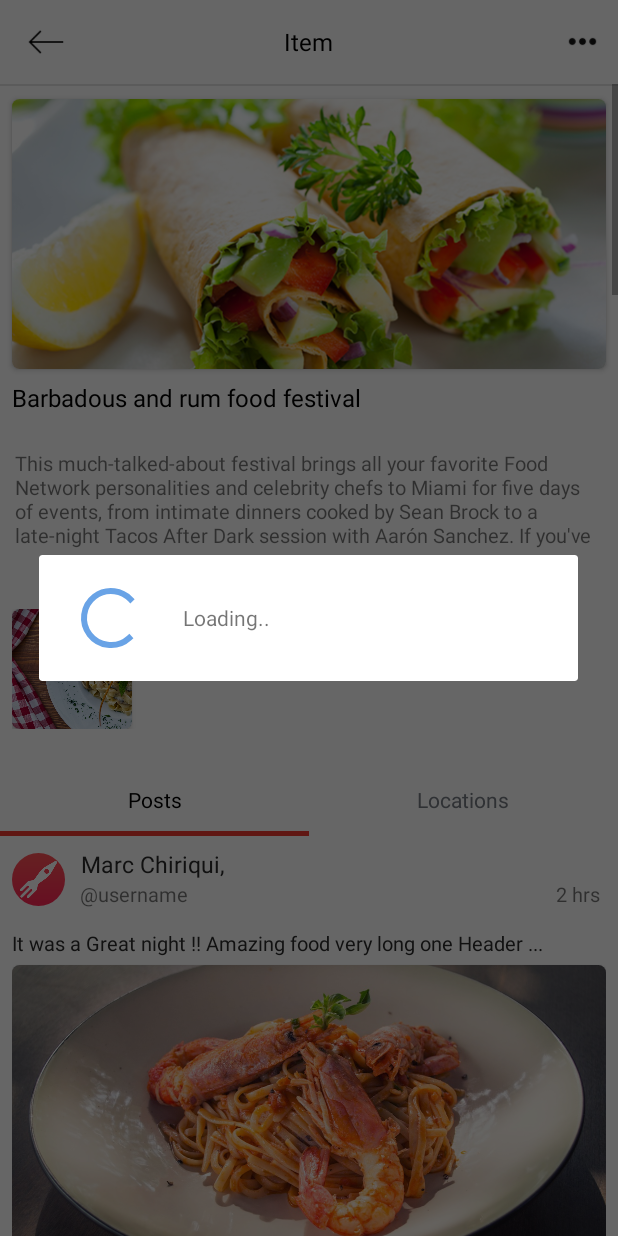
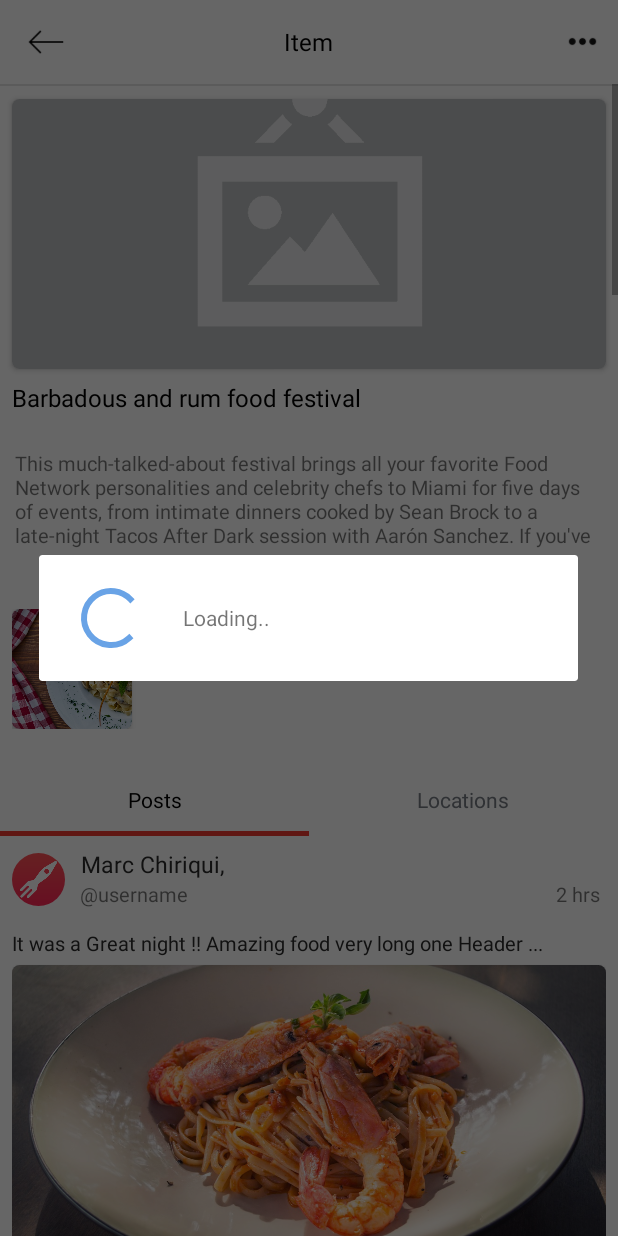
Before and after one commit to Gowdham88/ImageSharingApp_Android, an Android app: the fragment ItemDetailFragment shown on its own in the app's theme, on a phone screen of 412 x 824 dp. Run offline under Robolectric (Android 15) with nearby library versions, the phone set to English and light mode, and no system bars; our stand-ins replace CircleImageView, Firebase (no records; nobody signed in at launch, a user with empty details on screens opened directly), Picasso; network calls fail; pictures from the network do not load; 1 statement that could not run was skipped.

Commit message:
ui changes

```diff
--- a/app/src/main/java/com/numnu/android/fragments/auth/CompleteSignupFragment.java
+++ b/app/src/main/java/com/numnu/android/fragments/auth/CompleteSignupFragment.java
@@ -213,6 +213,7 @@ public class CompleteSignupFragment extends Fragment implements EasyPermissions.
         AddTxt = (TextView) v.findViewById(R.id.add_txt);
 
         setupTagAutocomplete();
+
 
         // [START initialize_auth]
         mAuth = FirebaseAuth.getInstance();
@@ -610,6 +611,7 @@ public class CompleteSignupFragment extends Fragment implements EasyPermissions.
      * @param contentURI ->absolute file path
      */
     public void uploadImage(String contentURI,String userId) {
+        showProgressDialog();
 
         File file = null;
         try {
@@ -855,6 +857,7 @@ public class CompleteSignupFragment extends Fragment implements EasyPermissions.
     public void onActivityResult(int requestCode, int resultCode,
                                  Intent data) {
         super.onActivityResult(requestCode, resultCode, data);
+//        showProgressDialog();
         if (resultCode != Activity.RESULT_CANCELED) {
             if (requestCode == RC_PICK_IMAGE) {
                 if (data != null) {
@@ -872,6 +875,7 @@ public class CompleteSignupFragment extends Fragment implements EasyPermissions.
                 }
             } else if (requestCode == RC_CAPTURE_IMAGE) {
                 // Show the thumbnail on ImageView
+//                showProgressDialog();
                 Uri imageUri = Uri.parse(mCurrentPhotoPath);
                 File file = new File(imageUri.getPath());
                 try {
--- a/app/src/main/java/com/numnu/android/fragments/detail/EventDetailFragment.java
+++ b/app/src/main/java/com/numnu/android/fragments/detail/EventDetailFragment.java
@@ -354,9 +354,6 @@ public class EventDetailFragment extends Fragment implements View.OnClickListene
 
     }
 
-    public String getMonth(int month) {
-        return new DateFormatSymbols().getMonths()[month-1];
-    }
     private void showBottomSheet(LayoutInflater inflater) {
         final BottomSheetDialog bottomSheetDialog = new BottomSheetDialog(context);
         View bottomSheetView = inflater.inflate(R.layout.dialog_share_bookmark,null);
--- a/app/src/main/java/com/numnu/android/fragments/detail/ItemDetailFragment.java
+++ b/app/src/main/java/com/numnu/android/fragments/detail/ItemDetailFragment.java
@@ -133,7 +133,7 @@ public class ItemDetailFragment extends Fragment implements View.OnClickListener
             }
         });
         Picasso.with(context).load(R.drawable.burger)
-                .placeholder(R.drawable.food_715539_1920)
+                .placeholder(R.drawable.background)
                 .fit()
                 .into(entityImageView);
 
@@ -196,7 +196,7 @@ public class ItemDetailFragment extends Fragment implements View.OnClickListener
                 public void onSuccess(Uri uri) {
                     // Got the download URL for 'users/me/profile.png'
                     Picasso.with(context).load(uri)
-                            .placeholder(R.drawable.food_715539_1920)
+                            .placeholder(R.drawable.background)
                             .fit()
                             .into(eventImageView);
                 }
--- a/app/src/main/java/com/numnu/android/fragments/home/SettingsFragment.java
+++ b/app/src/main/java/com/numnu/android/fragments/home/SettingsFragment.java
@@ -197,7 +197,6 @@ public class SettingsFragment extends Fragment {
             if (profilepic.startsWith("https")) {
                 Picasso.with(context).load(profilepic)
                         .placeholder(R.drawable.background)
-                        .fit()
                         .into(profileImage);
 
             } else {
--- a/app/src/main/res/layout/fragment_event_detail.xml
+++ b/app/src/main/res/layout/fragment_event_detail.xml
@@ -178,6 +178,7 @@
                     android:drawableLeft="@drawable/ic_maplocation"
                     android:drawablePadding="6dp"
                     android:padding="@dimen/spacing_tiny"
+                    android:layout_marginLeft="40dp"
                     android:text="Event Map"
                     android:textColor="@color/event_map"
                     android:textSize="@dimen/font_smaller" />
--- a/app/src/main/res/layout/fragment_item_detail.xml
+++ b/app/src/main/res/layout/fragment_item_detail.xml
@@ -62,7 +62,7 @@
                     android:layout_width="match_parent"
                     android:layout_height="match_parent"
                     android:scaleType="centerCrop"
-                    android:src="@drawable/food_for_lunch_mom" />
+                    android:src="@drawable/background" />
             </android.support.v7.widget.CardView>
 
 
--- a/app/src/main/res/layout/image_popup.xml
+++ b/app/src/main/res/layout/image_popup.xml
@@ -11,7 +11,7 @@
         android:background="@android:color/black" >
         <com.numnu.android.utils.TouchImageView
             android:id="@+id/popup_image"
-            android:src="@drawable/pasta"
+            android:src="@drawable/background"
             android:layout_width="wrap_content"
             android:layout_gravity="center_vertical"
             android:layout_height="wrap_content" />
```
Also changed, not shown: app/src/main/java/com/numnu/android/fragments/home/EditProfileFragment.java (+9 -9 lines), app/src/main/java/com/numnu/android/fragments/search/SliceFragment.java (+10 -3 lines).
